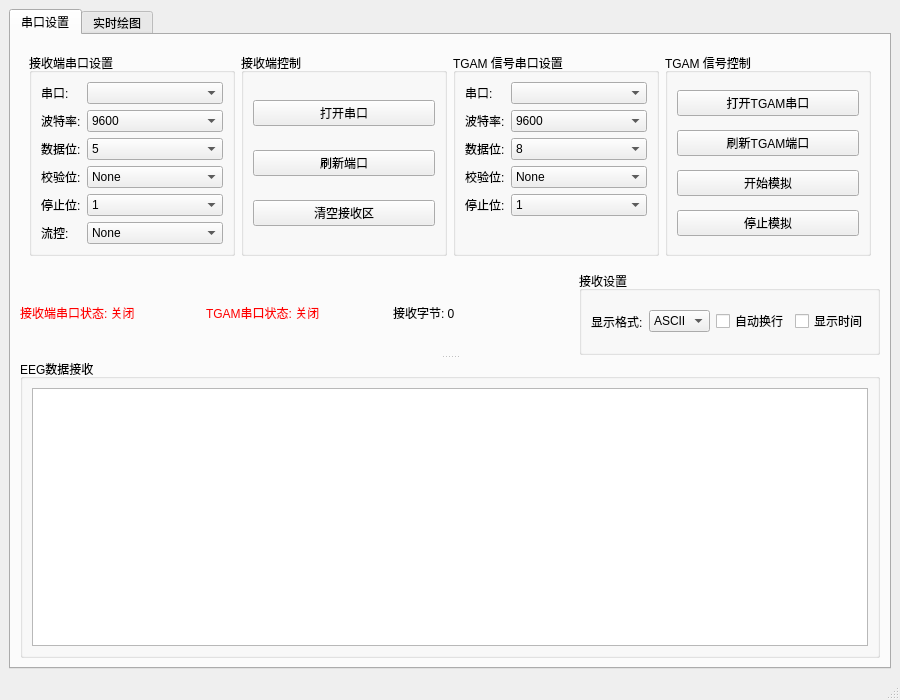
Before: the Qt Designer form views/main_window.ui in clh0x123/Single-Channel-EEG-Signal-Acquisition-System, drawn with Qt 5.
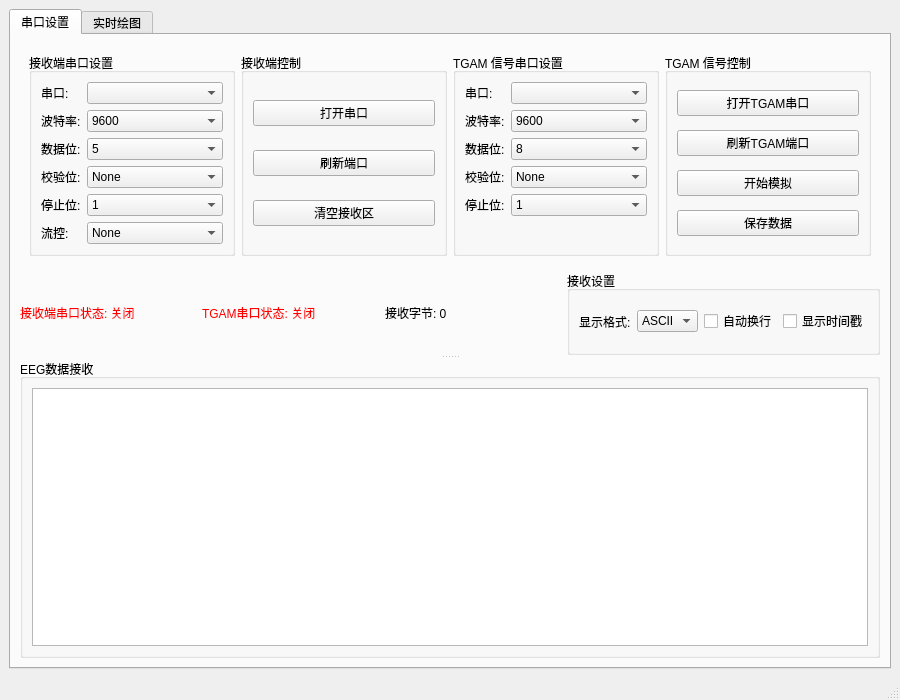
After: the same form once the commit is applied. The open tabs and pages were chosen to show the change.

```diff
--- a/views/main_window.ui
+++ b/views/main_window.ui
@@ -380,7 +380,7 @@
               <item>
                <widget class="QPushButton" name="stopSimButton">
                 <property name="text">
-                 <string>停止模拟</string>
+                 <string>保存数据</string>
                 </property>
                </widget>
               </item>
@@ -461,7 +461,7 @@
                <item>
                 <widget class="QCheckBox" name="showTimeCheck">
                  <property name="text">
-                  <string>显示时间</string>
+                  <string>显示时间戳</string>
                  </property>
                 </widget>
                </item>
```
Left out of the diff: 7 changed lines with no effect on the pictures.
